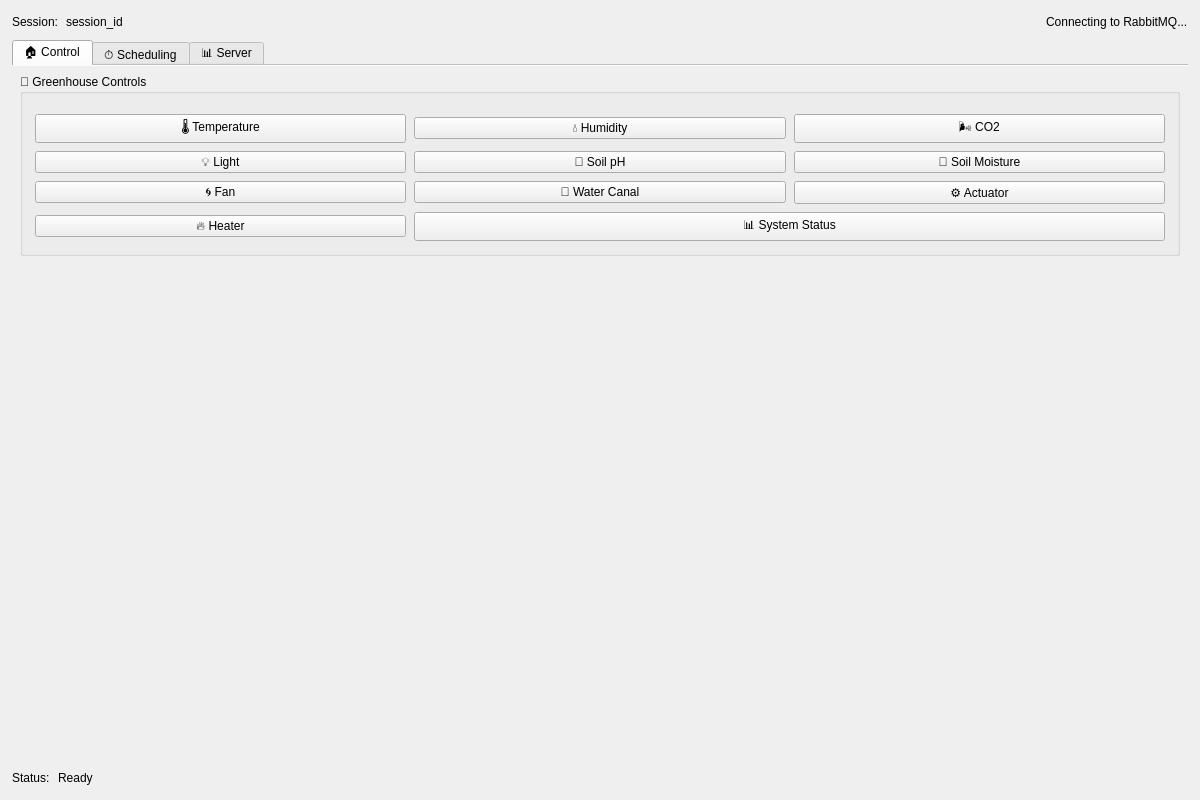
This is frontend/front.ui in TigranYavroyan/GreenHouse_Application as Qt 5 draws it before an edit. The edited form follows.
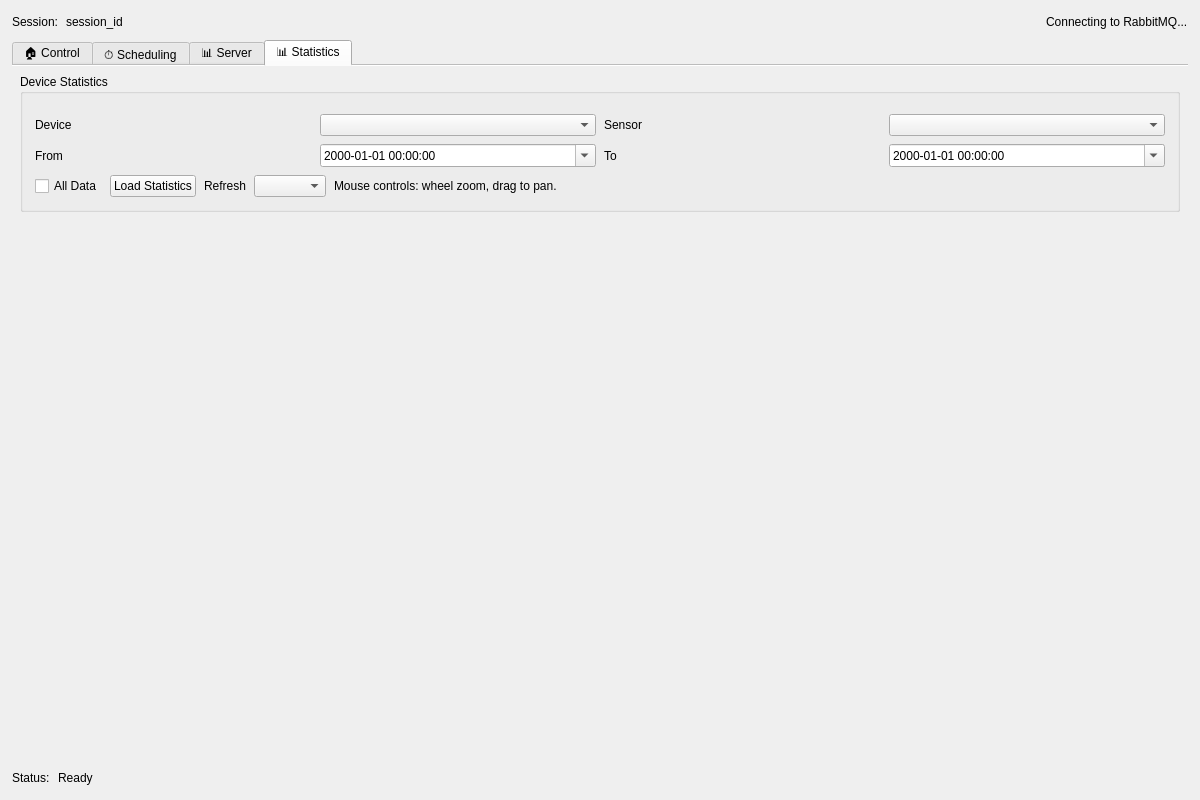
This is the edited form. The open tabs and pages were chosen to show the change.

Commit message: fix: plot is working

```diff
--- a/frontend/front.ui
+++ b/frontend/front.ui
@@ -1034,6 +1034,211 @@
         </item>
        </layout>
       </widget>
+      <widget class="QWidget" name="statisticsTab">
+       <attribute name="title">
+        <string>📊 Statistics</string>
+       </attribute>
+       <layout class="QVBoxLayout" name="statisticsTabLayout">
+        <property name="spacing">
+         <number>8</number>
+        </property>
+        <property name="leftMargin">
+         <number>8</number>
+        </property>
+        <property name="topMargin">
+         <number>8</number>
+        </property>
+        <property name="rightMargin">
+         <number>8</number>
+        </property>
+        <property name="bottomMargin">
+         <number>8</number>
+        </property>
+        <item>
+         <widget class="QGroupBox" name="statisticsGroup">
+          <property name="sizePolicy">
+           <sizepolicy hsizetype="Expanding" vsizetype="Fixed">
+            <horstretch>0</horstretch>
+            <verstretch>0</verstretch>
+           </sizepolicy>
+          </property>
+          <property name="title">
+           <string>Device Statistics</string>
+          </property>
+          <layout class="QGridLayout" name="statisticsGridLayout">
+           <property name="leftMargin">
+            <number>12</number>
+           </property>
+           <property name="topMargin">
+            <number>20</number>
+           </property>
+           <property name="rightMargin">
+            <number>12</number>
+           </property>
+           <property name="bottomMargin">
+            <number>12</number>
+           </property>
+           <property name="horizontalSpacing">
+            <number>8</number>
+           </property>
+           <property name="verticalSpacing">
+            <number>8</number>
+           </property>
+           <item row="0" column="0">
+            <widget class="QLabel" name="statisticsDeviceLabel">
+             <property name="text">
+              <string>Device</string>
+             </property>
+            </widget>
+           </item>
+           <item row="0" column="1">
+            <widget class="QComboBox" name="statisticsDeviceCombo"/>
+           </item>
+           <item row="0" column="2">
+            <widget class="QLabel" name="statisticsSensorLabel">
+             <property name="text">
+              <string>Sensor</string>
+             </property>
+            </widget>
+           </item>
+           <item row="0" column="3">
+            <widget class="QComboBox" name="statisticsSensorCombo"/>
+           </item>
+           <item row="1" column="0">
+            <widget class="QLabel" name="statisticsFromLabel">
+             <property name="text">
+              <string>From</string>
+             </property>
+            </widget>
+           </item>
+           <item row="1" column="1">
+            <widget class="QDateTimeEdit" name="statisticsFromDateTime">
+             <property name="calendarPopup">
+              <bool>true</bool>
+             </property>
+             <property name="displayFormat">
+              <string>yyyy-MM-dd HH:mm:ss</string>
+             </property>
+            </widget>
+           </item>
+           <item row="1" column="2">
+            <widget class="QLabel" name="statisticsToLabel">
+             <property name="text">
+              <string>To</string>
+             </property>
+            </widget>
+           </item>
+           <item row="1" column="3">
+            <widget class="QDateTimeEdit" name="statisticsToDateTime">
+             <property name="calendarPopup">
+              <bool>true</bool>
+             </property>
+             <property name="displayFormat">
+              <string>yyyy-MM-dd HH:mm:ss</string>
+             </property>
+            </widget>
+           </item>
+           <item row="2" column="0" colspan="4">
+            <layout class="QHBoxLayout" name="statisticsActionsLayout">
+             <property name="spacing">
+              <number>8</number>
+             </property>
+             <property name="leftMargin">
+              <number>0</number>
+             </property>
+             <property name="topMargin">
+              <number>0</number>
+             </property>
+             <property name="rightMargin">
+              <number>0</number>
+             </property>
+             <property name="bottomMargin">
+              <number>0</number>
+             </property>
+             <item>
+              <widget class="QCheckBox" name="statisticsAllDataCheck">
+               <property name="text">
+                <string>All Data</string>
+               </property>
+              </widget>
+             </item>
+             <item>
+              <widget class="QPushButton" name="statisticsLoadButton">
+               <property name="text">
+                <string>Load Statistics</string>
+               </property>
+              </widget>
+             </item>
+             <item>
+              <widget class="QLabel" name="statisticsRefreshIntervalLabel">
+               <property name="text">
+                <string>Refresh</string>
+               </property>
+              </widget>
+             </item>
+             <item>
+              <widget class="QComboBox" name="statisticsRefreshIntervalCombo"/>
+             </item>
+             <item>
+              <widget class="QLabel" name="statisticsHintLabel">
+               <property name="text">
+                <string>Mouse controls: wheel zoom, drag to pan.</string>
+               </property>
+              </widget>
+             </item>
+             <item>
+              <spacer name="statisticsActionsSpacer">
+               <property name="orientation">
+                <enum>Qt::Horizontal</enum>
+               </property>
+               <property name="sizeHint" stdset="0">
+                <size>
+                 <width>40</width>
+                 <height>20</height>
+                </size>
+               </property>
+              </spacer>
+             </item>
+            </layout>
+           </item>
+          </layout>
+         </widget>
+        </item>
+        <item>
+         <widget class="QWidget" name="statistics_plot_container">
+          <property name="minimumSize">
+           <size>
+            <width>0</width>
+            <height>240</height>
+           </size>
+          </property>
+          <property name="sizePolicy">
+           <sizepolicy hsizetype="Expanding" vsizetype="Expanding">
+            <horstretch>1</horstretch>
+            <verstretch>1</verstretch>
+           </sizepolicy>
+          </property>
+          <layout class="QVBoxLayout" name="statistics_plot_layout">
+           <property name="spacing">
+            <number>0</number>
+           </property>
+           <property name="leftMargin">
+            <number>0</number>
+           </property>
+           <property name="topMargin">
+            <number>0</number>
+           </property>
+           <property name="rightMargin">
+            <number>0</number>
+           </property>
+           <property name="bottomMargin">
+            <number>0</number>
+           </property>
+          </layout>
+         </widget>
+        </item>
+       </layout>
+      </widget>
      </widget>
     </item>
     <item>
```
Left out of the diff: 41 changed lines with no effect on the pictures. The commit also changes 15 other files.
